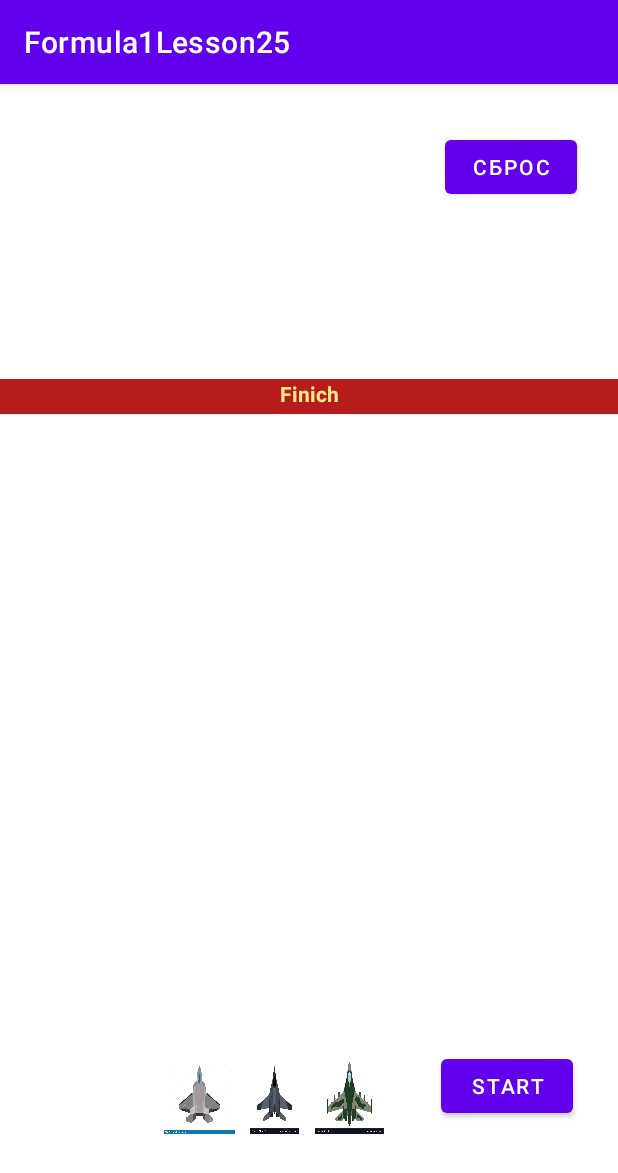
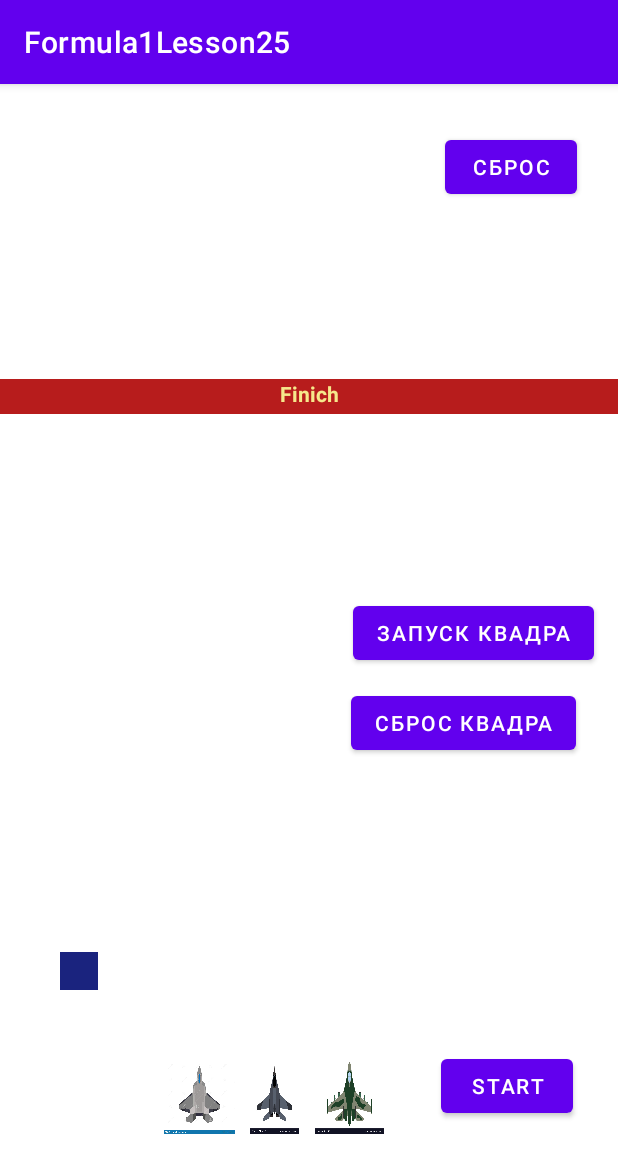
Before and after one commit to EgorTor11/Formula1Lesson25, an Android app: the screen it shows after launch (MainActivity), on a phone screen of 412 x 824 dp. Shown: the top 1173 px of the screen. Run offline under Robolectric (Android 15) with nearby library versions, the phone set to English and light mode, and no system bars.

Commit message:
квадратик с отскоком

```diff
--- a/app/build.gradle
+++ b/app/build.gradle
@@ -38,6 +38,8 @@ dependencies {
     implementation 'com.google.android.material:material:1.5.0'
     implementation 'androidx.constraintlayout:constraintlayout:2.1.3'
     testImplementation 'junit:junit:4.+'
+    implementation 'org.jetbrains.kotlinx:kotlinx-coroutines-core:1.5.2'
+    implementation 'org.jetbrains.kotlinx:kotlinx-coroutines-android:1.5.2'
     androidTestImplementation 'androidx.test.ext:junit:1.1.3'
     androidTestImplementation 'androidx.test.espresso:espresso-core:3.4.0'
 }
--- a/app/src/main/java/com/example/formula1lesson25/MainActivity.kt
+++ b/app/src/main/java/com/example/formula1lesson25/MainActivity.kt
@@ -1,21 +1,32 @@
 package com.example.formula1lesson25
 
+import android.animation.ValueAnimator
 import androidx.appcompat.app.AppCompatActivity
 import android.os.Bundle
 import android.os.Handler
 import android.view.animation.TranslateAnimation
 import android.widget.Button
 import android.widget.ImageView
+import android.widget.LinearLayout
 import android.widget.Toast
+import androidx.constraintlayout.widget.ConstraintLayout
+import kotlinx.coroutines.*
 import kotlin.concurrent.thread
 import kotlin.random.Random
 
 class MainActivity : AppCompatActivity() {
+    private val scope = CoroutineScope(Dispatchers.IO)
+    val animator = TranslateAnimation(0f, 1200f,
+        0f, -1200f)
     var rand1: Long = 0
     var rand2: Long = 0
     var rand3: Long = 0
     lateinit var buttonStart: Button
+    lateinit var cvadr: LinearLayout
+    lateinit var cLayout: ConstraintLayout
     lateinit var button2: Button
+    lateinit var btnZapCvadr: Button
+    lateinit var btnSbrosCvadr: Button
     lateinit var imageView: ImageView
     lateinit var imageView2: ImageView
     lateinit var imageView3: ImageView
@@ -24,15 +35,19 @@ class MainActivity : AppCompatActivity() {
         setContentView(R.layout.activity_main)
         buttonStart = findViewById(R.id.buttonStart)
         button2 = findViewById(R.id.button2)
+        btnZapCvadr = findViewById(R.id.btnZapCvadr)
+        btnSbrosCvadr = findViewById(R.id.btnSbrosCvadr)
 
         imageView = findViewById(R.id.imageView)
         imageView2 = findViewById(R.id.imageView2)
         imageView3 = findViewById(R.id.imageView3)
+        cvadr = findViewById(R.id.cvadr)
+        cLayout = findViewById(R.id.cLayout)
 
         buttonStart.setOnClickListener {
-            rand1=(1000..8000).random().toLong()
-            rand2=(1000..8000).random().toLong()
-            rand3=(1000..8000).random().toLong()
+            rand1 = (1000..8000).random().toLong()
+            rand2 = (1000..8000).random().toLong()
+            rand3 = (1000..8000).random().toLong()
             imageView.startAnimation(TranslateAnimation(0f, 0f,
                 0f, -1200f)
                 .apply {
@@ -51,19 +66,22 @@ class MainActivity : AppCompatActivity() {
                     duration = rand3
                     fillAfter = true
                 })
-            if (rand1<rand2&& rand1<rand3){
+
+
+
+            if (rand1 < rand2 && rand1 < rand3) {
                 Run.after(rand1) {
                     Toast.makeText(this,
                         "Победил первый Самолет, для формулы1 - это чудо, я считаю",
                         Toast.LENGTH_LONG).show()
                 }
-            }else if (rand1>rand2&& rand2<rand3){
+            } else if (rand1 > rand2 && rand2 < rand3) {
                 Run.after(rand2) {
                     Toast.makeText(this,
                         "Победил второй Самолет, для формулы1 - это чудо, я считаю",
                         Toast.LENGTH_LONG).show()
                 }
-            }else if (rand1>rand3&& rand2>rand3){
+            } else if (rand1 > rand3 && rand2 > rand3) {
                 Run.after(rand3) {
                     Toast.makeText(this,
                         "Победил третий Самолет, для формулы1 - это чудо, я считаю",
@@ -72,10 +90,63 @@ class MainActivity : AppCompatActivity() {
             }
         }
         button2.setOnClickListener {
+
             imageView.clearAnimation()
             imageView2.clearAnimation()
             imageView3.clearAnimation()
+
         }
+
+        btnZapCvadr.setOnClickListener {
+
+            val animator =
+                ValueAnimator.ofFloat(0f, cLayout.x + cLayout.width - cvadr.x - cvadr.width).apply {
+                    duration = 5000
+                    addUpdateListener { animation ->
+                        cvadr.translationX = animation.animatedValue as Float
+                        cvadr.translationY = -((animation.animatedValue) as Float)
+                        if (cvadr.x == 1017.0f) {
+                            Toast.makeText(this@MainActivity, "Приехали", Toast.LENGTH_LONG).show()
+                        }
+                    }
+                    start()
+                }
+        }
+        var valueX = 0f
+        var valueY = 0f
+        cvadr.setOnClickListener {
+            scope.launch {
+                while (cvadr.x < 1017.0f) {
+                    delay(50)
+                    valueX = valueX + 10f
+                    valueY = valueY + 10f
+                    withContext(Dispatchers.Main) {
+                        cvadr.translationX = valueX
+                        cvadr.translationY = -valueY
+                    }
+                }
+                while (cvadr.y > 0f) {
+                    delay(50)
+                    valueX = valueX - 10f
+                    valueY = valueY + 10f
+                    withContext(Dispatchers.Main) {
+                        cvadr.translationX = valueX
+                        cvadr.translationY = -valueY
+                    }
+                }
+                while (cvadr.x > 0f) {
+                    delay(50)
+                    valueX = valueX - 10f
+                    valueY = valueY - 10f
+                    withContext(Dispatchers.Main) {
+                        cvadr.translationX = valueX
+                        cvadr.translationY = -valueY
+                    }
+                }
+
+            }
+        }
+
     }
         class Run {
             companion object {
--- a/app/src/main/res/layout/activity_main.xml
+++ b/app/src/main/res/layout/activity_main.xml
@@ -2,6 +2,7 @@
 <androidx.constraintlayout.widget.ConstraintLayout xmlns:android="http://schemas.android.com/apk/res/android"
     xmlns:app="http://schemas.android.com/apk/res-auto"
     xmlns:tools="http://schemas.android.com/tools"
+    android:id="@+id/cLayout"
     android:layout_width="match_parent"
     android:layout_height="match_parent"
     tools:context=".MainActivity">
@@ -67,4 +68,35 @@
         app:layout_constraintEnd_toEndOf="parent"
         app:layout_constraintTop_toTopOf="parent" />
 
+    <LinearLayout
+        android:id="@+id/cvadr"
+        android:layout_width="25dp"
+        android:layout_height="25dp"
+        android:layout_marginStart="40dp"
+        android:layout_marginBottom="164dp"
+        android:background="#1A237E"
+        android:orientation="horizontal"
+        app:layout_constraintBottom_toBottomOf="parent"
+        app:layout_constraintStart_toStartOf="parent"></LinearLayout>
+
+    <Button
+        android:id="@+id/btnZapCvadr"
+        android:layout_width="wrap_content"
+        android:layout_height="wrap_content"
+        android:layout_marginTop="122dp"
+        android:layout_marginEnd="16dp"
+        android:text="запуск квадра"
+        app:layout_constraintEnd_toEndOf="parent"
+        app:layout_constraintTop_toBottomOf="@+id/textView" />
+
+    <Button
+        android:id="@+id/btnSbrosCvadr"
+        android:layout_width="wrap_content"
+        android:layout_height="wrap_content"
+        android:layout_marginTop="12dp"
+        android:layout_marginEnd="28dp"
+        android:text="сброс квадра"
+        app:layout_constraintEnd_toEndOf="parent"
+        app:layout_constraintTop_toBottomOf="@+id/btnZapCvadr" />
+
 </androidx.constraintlayout.widget.ConstraintLayout>
```
Lines whose indentation alone changed are shown as unchanged.
